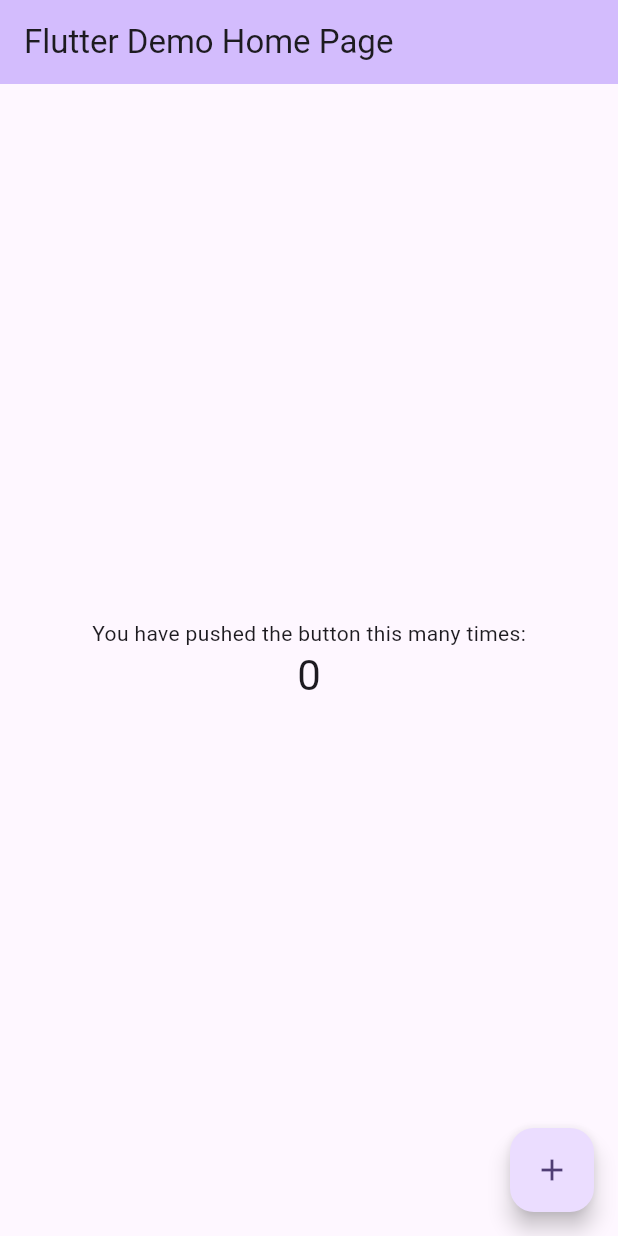
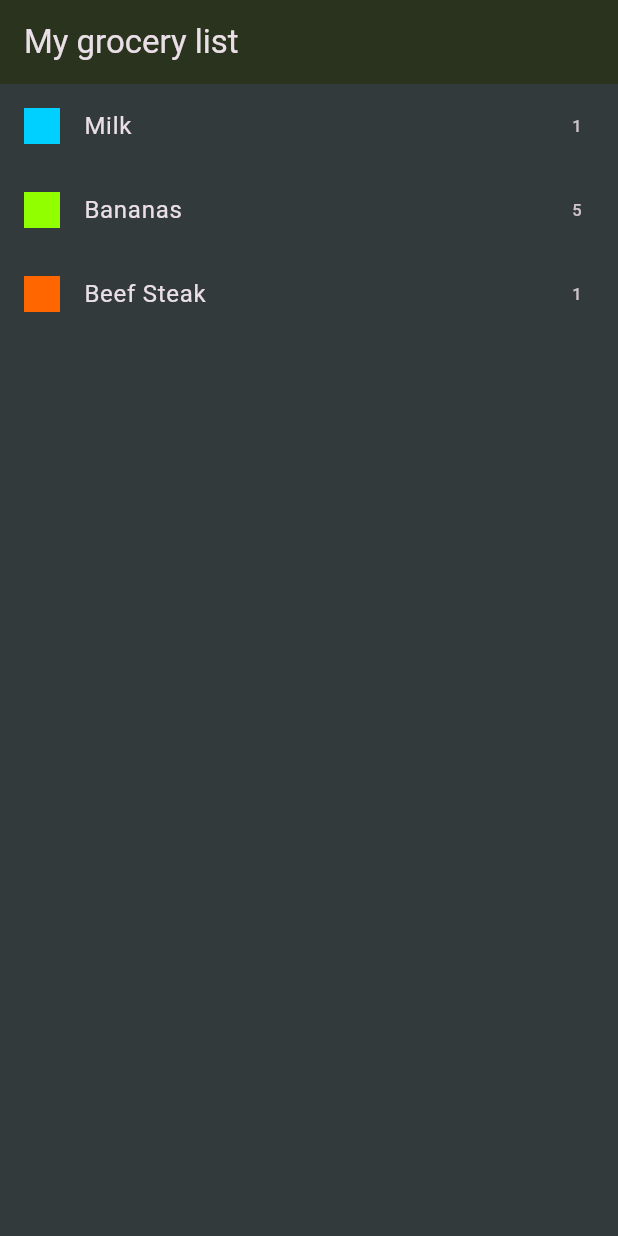
Before and after one commit to DiegoAuzaDev/shopping_list_flutter, a Flutter app: the screen it shows after launch, on a phone screen of 412 x 824 dp. Run offline on Flutter 3.47's test engine with Material 3 defaults, Android fonts, the phone set to English and light mode, and no system bars.

Commit message:
adding new items

```diff
--- /dev/null
+++ b/lib/data/dummy_items.dart
@@ -0,0 +1,21 @@
+import 'package:shopping_list_flutter/data/categories.dart';
+import 'package:shopping_list_flutter/models/category.dart';
+import 'package:shopping_list_flutter/models/grocery_item.dart';
+
+final groceryItems = [
+  GroceryItem(
+      id: 'a',
+      name: 'Milk',
+      quantity: 1,
+      category: categories[Categories.dairy]!),
+  GroceryItem(
+      id: 'b',
+      name: 'Bananas',
+      quantity: 5,
+      category: categories[Categories.fruit]!),
+  GroceryItem(
+      id: 'c',
+      name: 'Beef Steak',
+      quantity: 1,
+      category: categories[Categories.meat]!),
+];
--- a/lib/main.dart
+++ b/lib/main.dart
@@ -1,4 +1,5 @@
 import 'package:flutter/material.dart';
+import 'package:shopping_list_flutter/widgets/grocery_list.dart';
 
 void main() {
   runApp(const MyApp());
@@ -7,119 +8,19 @@ void main() {
 class MyApp extends StatelessWidget {
   const MyApp({super.key});
 
-  // This widget is the root of your application.
   @override
   Widget build(BuildContext context) {
     return MaterialApp(
-      title: 'Flutter Demo',
-      theme: ThemeData(
-        // This is the theme of your application.
-        //
-        // TRY THIS: Try running your application with "flutter run". You'll see
-        // the application has a purple toolbar. Then, without quitting the app,
-        // try changing the seedColor in the colorScheme below to Colors.green
-        // and then invoke "hot reload" (save your changes or press the "hot
-        // reload" button in a Flutter-supported IDE, or press "r" if you used
-        // the command line to start the app).
-        //
-        // Notice that the counter didn't reset back to zero; the application
-        // state is not lost during the reload. To reset the state, use hot
-        // restart instead.
-        //
-        // This works for code too, not just values: Most code changes can be
-        // tested with just a hot reload.
-        colorScheme: ColorScheme.fromSeed(seedColor: Colors.deepPurple),
-        useMaterial3: true,
+      title: 'Shopping List',
+      theme: ThemeData.dark().copyWith(
+        colorScheme: ColorScheme.fromSeed(
+          brightness: Brightness.dark,
+          seedColor: const Color.fromARGB(76, 218, 41, 255),
+          surface: const Color.fromARGB(255, 42, 51, 29),
+        ),
+        scaffoldBackgroundColor: const Color.fromARGB(255, 50, 58, 60),
       ),
-      home: const MyHomePage(title: 'Flutter Demo Home Page'),
+      home: const GroceryList(),
     );
   }
 }
-
-class MyHomePage extends StatefulWidget {
-  const MyHomePage({super.key, required this.title});
-
-  // This widget is the home page of your application. It is stateful, meaning
-  // that it has a State object (defined below) that contains fields that affect
-  // how it looks.
-
-  // This class is the configuration for the state. It holds the values (in this
-  // case the title) provided by the parent (in this case the App widget) and
-  // used by the build method of the State. Fields in a Widget subclass are
-  // always marked "final".
-
-  final String title;
-
-  @override
-  State<MyHomePage> createState() => _MyHomePageState();
-}
-
-class _MyHomePageState extends State<MyHomePage> {
-  int _counter = 0;
-
-  void _incrementCounter() {
-    setState(() {
-      // This call to setState tells the Flutter framework that something has
-      // changed in this State, which causes it to rerun the build method below
-      // so that the display can reflect the updated values. If we changed
-      // _counter without calling setState(), then the build method would not be
-      // called again, and so nothing would appear to happen.
-      _counter++;
-    });
-  }
-
-  @override
-  Widget build(BuildContext context) {
-    // This method is rerun every time setState is called, for instance as done
-    // by the _incrementCounter method above.
-    //
-    // The Flutter framework has been optimized to make rerunning build methods
-    // fast, so that you can just rebuild anything that needs updating rather
-    // than having to individually change instances of widgets.
-    return Scaffold(
-      appBar: AppBar(
-        // TRY THIS: Try changing the color here to a specific color (to
-        // Colors.amber, perhaps?) and trigger a hot reload to see the AppBar
-        // change color while the other colors stay the same.
-        backgroundColor: Theme.of(context).colorScheme.inversePrimary,
-        // Here we take the value from the MyHomePage object that was created by
-        // the App.build method, and use it to set our appbar title.
-        title: Text(widget.title),
-      ),
-      body: Center(
-        // Center is a layout widget. It takes a single child and positions it
-        // in the middle of the parent.
-        child: Column(
-          // Column is also a layout widget. It takes a list of children and
-          // arranges them vertically. By default, it sizes itself to fit its
-          // children horizontally, and tries to be as tall as its parent.
-          //
-          // Column has various properties to control how it sizes itself and
-          // how it positions its children. Here we use mainAxisAlignment to
-          // center the children vertically; the main axis here is the vertical
-          // axis because Columns are vertical (the cross axis would be
-          // horizontal).
-          //
-          // TRY THIS: Invoke "debug painting" (choose the "Toggle Debug Paint"
-          // action in the IDE, or press "p" in the console), to see the
-          // wireframe for each widget.
-          mainAxisAlignment: MainAxisAlignment.center,
-          children: <Widget>[
-            const Text(
-              'You have pushed the button this many times:',
-            ),
-            Text(
-              '$_counter',
-              style: Theme.of(context).textTheme.headlineMedium,
-            ),
-          ],
-        ),
-      ),
-      floatingActionButton: FloatingActionButton(
-        onPressed: _incrementCounter,
-        tooltip: 'Increment',
-        child: const Icon(Icons.add),
-      ), // This trailing comma makes auto-formatting nicer for build methods.
-    );
-  }
-}
--- /dev/null
+++ b/lib/widgets/grocery_list.dart
@@ -0,0 +1,27 @@
+import 'package:flutter/material.dart';
+import 'package:shopping_list_flutter/data/dummy_items.dart';
+
+class GroceryList extends StatelessWidget {
+  const GroceryList({super.key});
+
+  @override
+  Widget build(BuildContext context) {
+    return Scaffold(
+      appBar: AppBar(
+        title: const Text("My grocery list"),
+      ),
+      body: ListView.builder(
+        itemCount: groceryItems.length,
+        itemBuilder: (context, index) => ListTile(
+          title: Text(groceryItems[index].name),
+          leading: Container(
+            width: 24,
+            height: 24,
+            color: groceryItems[index].category.color,
+          ),
+          trailing: Text(groceryItems[index].quantity.toString()),
+        ),
+      ),
+    );
+  }
+}
```
Also changed, not shown: lib/data/categories.dart (added, +45 -0 lines), lib/models/category.dart (added, +21 -0 lines), lib/models/grocery_item.dart (added, +14 -0 lines), lib/widgets/new_item.dart (added, +13 -0 lines), 1 other file.
